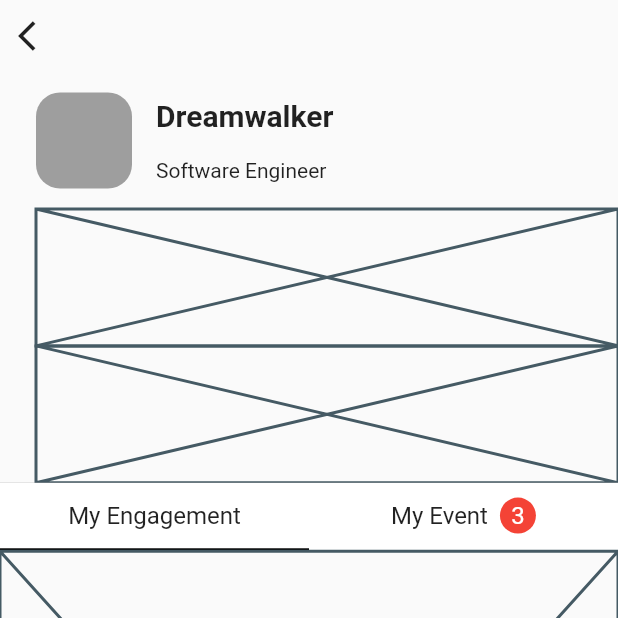
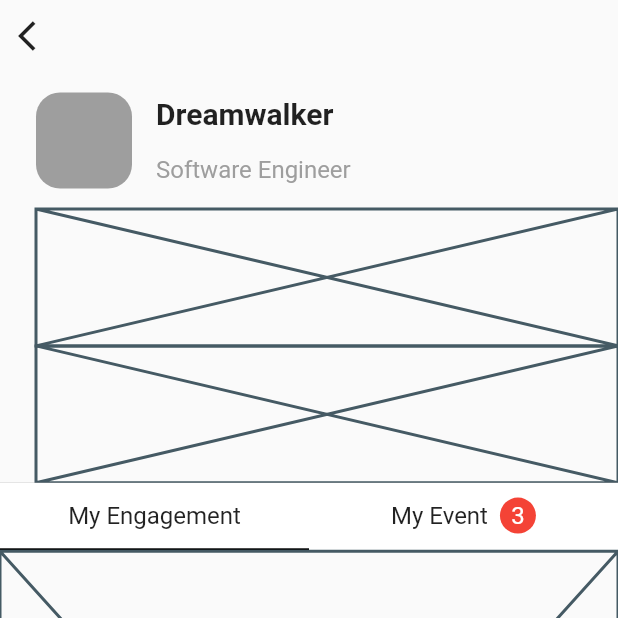
Before and after one commit to JAICHANGPARK/flutter_notebook_11th_story, a Flutter app: the IrysProfilePage screen opened directly, on a phone screen of 412 x 824 dp, the top half of it. Run offline on Flutter 3.47's test engine with Material 2 defaults, Android fonts, the phone set to English and light mode, and no system bars; our stand-ins replace backdrop, badges, flutter_inner_drawer, flutter_slidable, flutter_swiper, google_fonts; network calls fail.

Commit message:
Update irys_profile_page.dart

```diff
--- a/lib/ep727_irys_mobile_app/ui/irys_profile_page.dart
+++ b/lib/ep727_irys_mobile_app/ui/irys_profile_page.dart
@@ -26,15 +26,13 @@ class _IrysProfilePageState extends State<IrysProfilePage> {
                 padding: const EdgeInsets.only(left: 24),
                 child: Column(
                   children: [
-                    Expanded(child: Row(
+                    Expanded(
+                        child: Row(
                       children: [
                         Container(
                           height: 64,
                           width: 64,
-                          decoration: BoxDecoration(
-                            color: Colors.grey,
-                            borderRadius: BorderRadius.circular(16)
-                          ),
+                          decoration: BoxDecoration(color: Colors.grey, borderRadius: BorderRadius.circular(16)),
                         ),
                         Padding(
                           padding: const EdgeInsets.only(left: 16),
@@ -42,11 +40,20 @@ class _IrysProfilePageState extends State<IrysProfilePage> {
                             crossAxisAlignment: CrossAxisAlignment.start,
                             mainAxisAlignment: MainAxisAlignment.spaceEvenly,
                             children: [
-                              Text('Dreamwalker', style: TextStyle(
-                                fontSize: 20,
-                                fontWeight: FontWeight.bold,
-                              ),),
-                              Text("Software Engineer")
+                              Text(
+                                'Dreamwalker',
+                                style: TextStyle(
+                                  fontSize: 20,
+                                  fontWeight: FontWeight.bold,
+                                ),
+                              ),
+                              Text(
+                                "Software Engineer",
+                                style: TextStyle(
+                                  fontSize: 16,
+                                  color: Colors.grey,
+                                ),
+                              )
                             ],
                           ),
                         )
```
